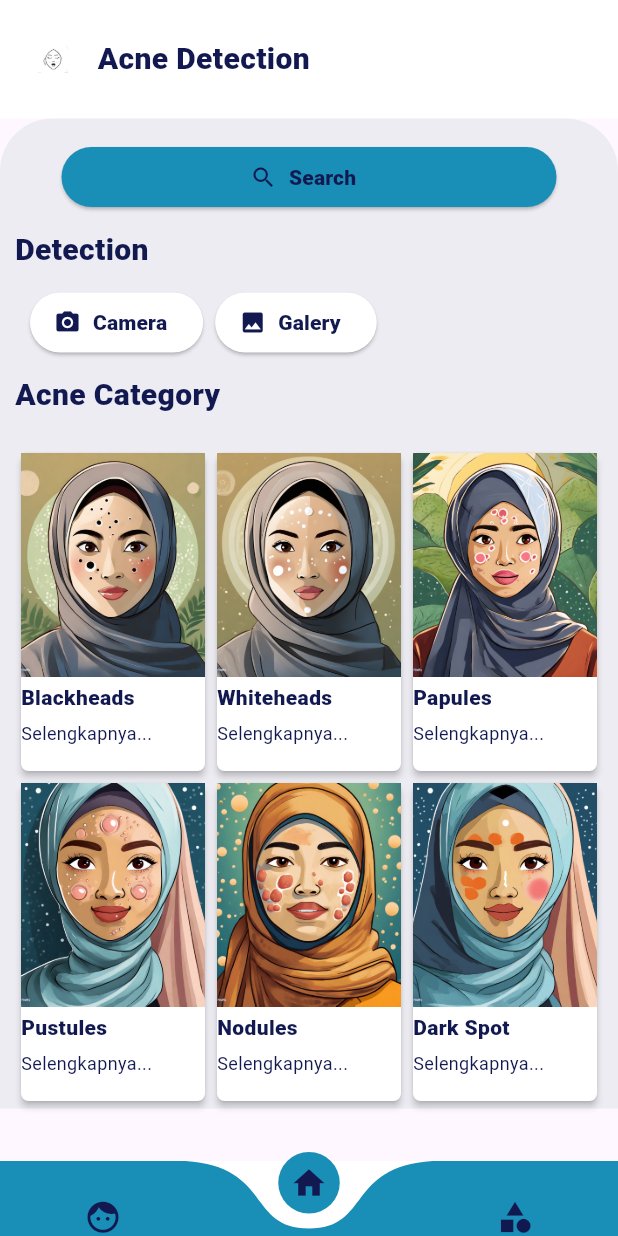
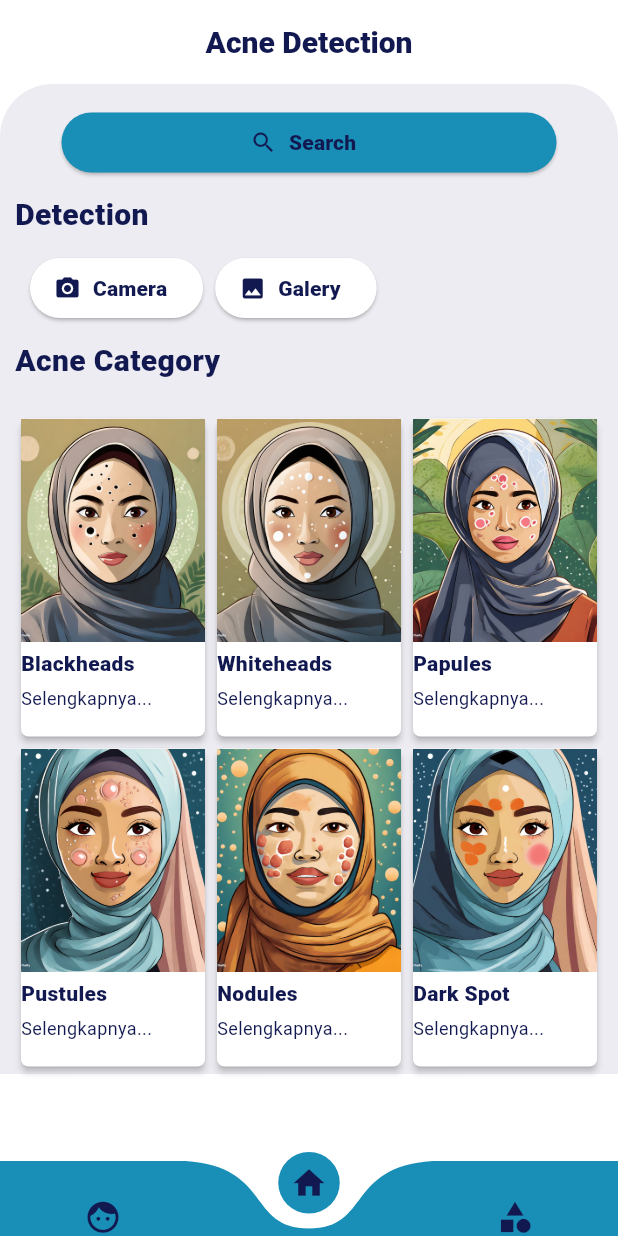
Before and after one commit to Pujidhiyanabila/acne_detection, a Flutter app: the screen it shows after launch, on a phone screen of 412 x 824 dp. Run offline on Flutter 3.47's test engine with Material 3 defaults, Android fonts, the phone set to English and light mode, and no system bars; drawn by our look-alikes of curved_navigation_bar; our stand-ins replace camera, image_picker; Roboto replaces fonts that are missing (avenir).

Commit message:
Bismillah Sidang

```diff
--- a/acne_detection/lib/Views/HomeScreen.dart
+++ b/acne_detection/lib/Views/HomeScreen.dart
@@ -1,4 +1,3 @@
-import 'package:acne_detection/Widgets/Home_AppBar_Widget.dart';
 import 'package:acne_detection/Widgets/Home_Category_Widget.dart';
 import 'package:acne_detection/Widgets/Input_Widget.dart';
 import 'package:acne_detection/Widgets/Search_Widget.dart';
@@ -13,13 +12,29 @@ class HomeScreen extends StatelessWidget {
   @override
   Widget build(BuildContext context) {
     return Scaffold(
+      appBar: AppBar(
+        title:
+        const Text(
+          "Acne Detection",
+          style:
+          TextStyle(
+              fontSize: 20,
+              fontFamily: 'avenir',
+              color: ColorStyles.textColor,
+              fontWeight: FontWeight.w800
+          ),
+          // overflow: TextOverflow.ellipsis,
+        ),
+        centerTitle: true,
+        backgroundColor: ColorStyles.primaryColor,
+      ),
+      backgroundColor: ColorStyles.primaryColor,
       body: SingleChildScrollView(
         child:
           Column(
             mainAxisAlignment: MainAxisAlignment.start,
             crossAxisAlignment: CrossAxisAlignment.start,
             children: [
-              const HomeAppBarWidget(),
               Container(
                 height: 660,
                 padding: EdgeInsets.only(top: 15),
--- a/acne_detection/lib/Widgets/Home_AppBar_Widget.dart
+++ /dev/null
@@ -1,42 +0,0 @@
-import 'package:flutter/material.dart';
-import 'package:acne_detection/Common/style.dart';
-
-class HomeAppBarWidget extends StatelessWidget {
-  const HomeAppBarWidget({super.key});
-
-  @override
-  Widget build(BuildContext context) {
-    return Container(
-      color: ColorStyles.primaryColor,
-      padding: const EdgeInsets.all(25),
-      child: Row(
-        children: [
-          Image.asset(
-            'Assets/Images/logoapp.png', // Provide the correct path to your image
-            width: 20,
-            height: 20,
-            color: ColorStyles.blackColor,
-          ),
-          const Padding(
-            padding: EdgeInsets.only(
-              left: 20,
-            ),
-            child: Text(
-              "Acne Detection",
-              maxLines: 2,
-              style:
-              TextStyle(
-                fontSize: 20,
-                fontFamily: 'avenir',
-                color: ColorStyles.textColor,
-                overflow: TextOverflow.ellipsis,
-                fontWeight: FontWeight.w800,
-              ),
-            ),
-          ),
-          const Spacer(),
-        ],
-      ),
-    );
-  }
-}
```
Also changed, not shown: acne_detection/Assets/Images/logoapp.png (deleted), acne_detection/Assets/Images/potrait.png (deleted), 2 other files.
